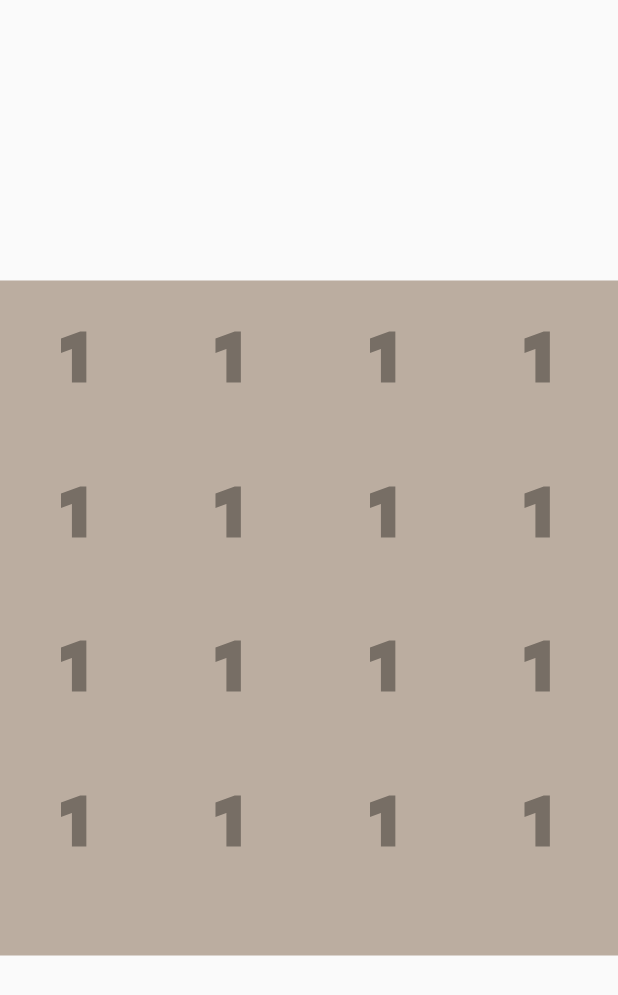
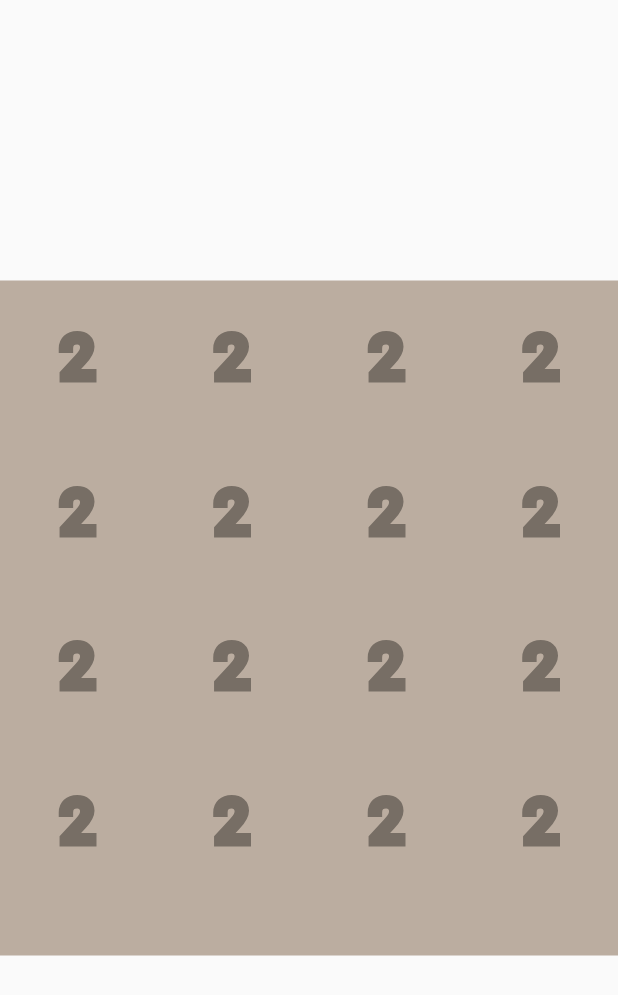
Before and after one commit to Alex221100/Game-2048, a Flutter app: the screen it shows after launch, on a phone screen of 412 x 824 dp. Shown: the top 995 px of the screen. Run offline on Flutter 3.47's test engine with Material 2 defaults, Android fonts, the phone set to English and light mode, and no system bars.

Commit message:
V0 updates with tiles in gridview

```diff
--- a/lib/main.dart
+++ b/lib/main.dart
@@ -4,16 +4,18 @@ import 'dart:math';
 import 'tile.dart';
 
 void main() {
-  runApp(MaterialApp(home: PositionedTiles()));
+  runApp(MaterialApp(home: PositionedTiles(key: UniqueKey())));
 }
 
 class PositionedTiles extends StatefulWidget {
+  const PositionedTiles({super.key});
+
   @override
   State<StatefulWidget> createState() => PositionedTilesState();
 }
 
 class PositionedTilesState extends State<PositionedTiles> {
-  late List<List<StatefulColorfulTile>> tiles;
+  late List<List<int>> tiles;
 
   @override
   void initState() {
@@ -21,7 +23,8 @@ class PositionedTilesState extends State<PositionedTiles> {
     tiles = List.generate(
         4,
         (index) => List.generate(4, (index2) {
-              return StatefulColorfulTile(value: 1, key: UniqueKey());
+              return 2;
+              //return StatefulColorfulTile(key: UniqueKey());
             }),
         growable: false);
   }
@@ -44,9 +47,9 @@ class PositionedTilesState extends State<PositionedTiles> {
                         // Page backwards
                         print('Move right');
                         setState(() {
-                          tiles[0][0].value = tiles[0][0].value! + 1;
+                          tiles[0][0] = tiles[0][0] + 1;
                         });
-                        print(tiles[0][0].value);
+                        print(tiles[0][0]);
                       }
                     },
                     onVerticalDragEnd: (dragEndDetails) {
@@ -62,8 +65,11 @@ class PositionedTilesState extends State<PositionedTiles> {
                     },
                     child: GridView.count(
                         crossAxisCount: 4,
-                        children:
-                            tiles.expand((element) => element).toList())))));
+                        children: tiles
+                            .expand((value) => value)
+                            .map<StatefulColorfulTile>((element) =>
+                                StatefulColorfulTile(element, key: UniqueKey()))
+                            .toList())))));
   }
 
   swapTiles() {
--- a/lib/tile.dart
+++ b/lib/tile.dart
@@ -1,16 +1,16 @@
 import 'package:flutter/material.dart';
 
 class StatefulColorfulTile extends StatefulWidget {
-  StatefulColorfulTile({this.value, Key? key}) : super(key: key);
+  StatefulColorfulTile(this.value, {super.key});
 
-  int? value;
+  int value;
 
   @override
-  ColorfulTileState createState() => ColorfulTileState(value: this.value);
+  ColorfulTileState createState() => ColorfulTileState(value);
 }
 
 class ColorfulTileState extends State<StatefulColorfulTile> {
-  ColorfulTileState({int? value}) : this.value = value ?? 0;
+  ColorfulTileState(this.value);
 
   Color? color;
   int value;
@@ -30,7 +30,7 @@ class ColorfulTileState extends State<StatefulColorfulTile> {
         height: 100,
         width: 100,
         child: Center(
-            child: Text(value.toString(),
+            child: Text(value > 0 ? '$value' : "",
                 style: TextStyle(
                   fontSize: 40,
                   foreground: Paint()
```
Also changed, not shown: 1 other file.
